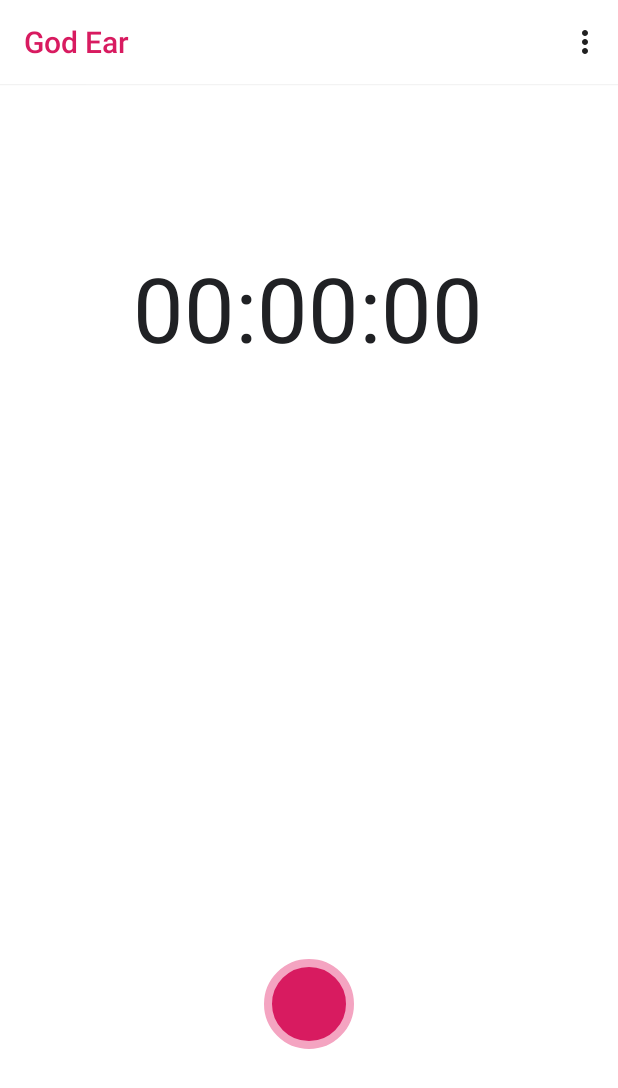
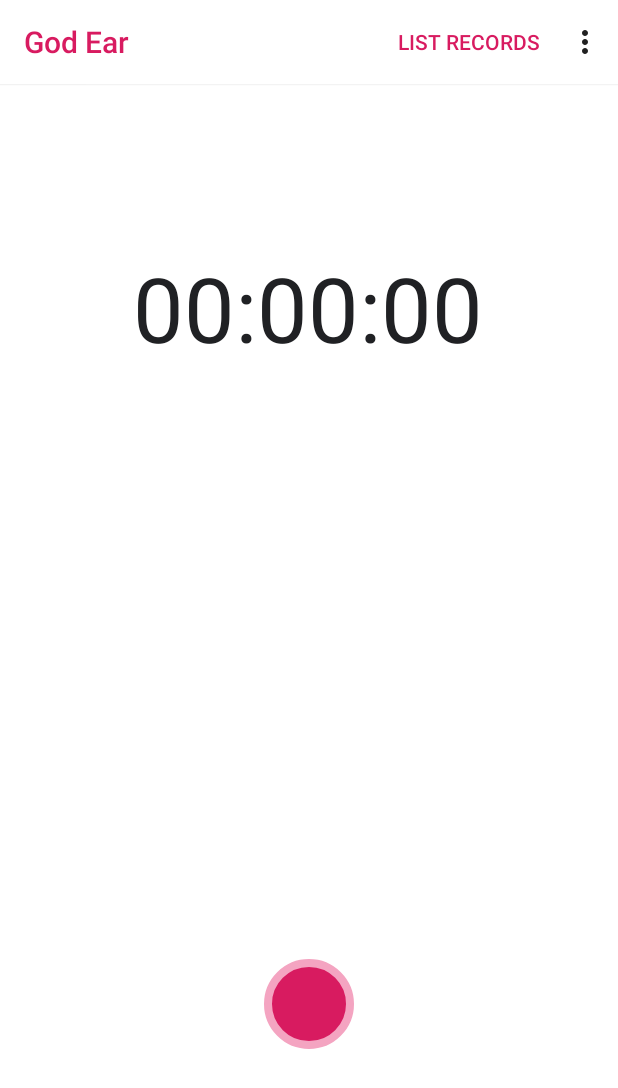
Before and after one commit to memorileak/god-ear, an Android app: the screen it shows after launch (MainActivity), on a phone screen of 412 x 824 dp. Shown: the top 1088 px of the screen. Run offline under Robolectric (Android 15) with nearby library versions, the phone set to English and light mode, and no system bars.

Commit message:
Bring list button to toolbar

```diff
--- a/app/src/main/res/layout/activity_main.xml
+++ b/app/src/main/res/layout/activity_main.xml
@@ -53,6 +53,20 @@
         app:layout_constraintEnd_toEndOf="parent"
         app:layout_constraintStart_toStartOf="parent"
         app:layout_constraintTop_toTopOf="parent"
-        app:titleTextColor="@color/colorPrimary" />
+        app:titleTextColor="@color/colorPrimary">
+
+        <Button
+            android:id="@+id/list_records_button"
+            style="@style/Widget.AppCompat.Button.Borderless"
+            android:layout_width="wrap_content"
+            android:layout_height="wrap_content"
+            android:layout_alignParentEnd="true"
+            android:layout_gravity="end"
+            android:onClick="handleListRecordsClick"
+            android:text="@string/list_records_button_label"
+            android:textColor="@color/colorPrimary"
+            tools:layout_editor_absoluteX="16dp"
+            tools:layout_editor_absoluteY="4dp" />
+    </android.support.v7.widget.Toolbar>
 
 </android.support.constraint.ConstraintLayout>
--- a/app/src/main/res/menu/app_menu.xml
+++ b/app/src/main/res/menu/app_menu.xml
@@ -3,9 +3,6 @@
     xmlns:android="http://schemas.android.com/apk/res/android">
 
     <item
-        android:id="@+id/list_records"
-        android:title="@string/menu_item_list" />
-    <item
         android:id="@+id/settings"
         android:title="@string/menu_item_settings" />
 </menu>
--- a/app/src/main/res/menu/menu_main.xml
+++ /dev/null
@@ -1,5 +0,0 @@
-<?xml version="1.0" encoding="utf-8"?>
-<menu xmlns:android="http://schemas.android.com/apk/res/android">
-    <item android:id="@+id/record_list"
-        android:title= "@string/record_list"/>
-</menu>
--- a/app/src/main/res/values/strings.xml
+++ b/app/src/main/res/values/strings.xml
@@ -3,6 +3,8 @@
 
     <string name="record_button_start">Record</string>
     <string name="record_button_stop">Stop</string>
+
+    <string name="list_records_button_label">List records</string>
 
     <string name="menu_item_list">List Records</string>
     <string name="menu_item_settings">Settings</string>
```
Also changed, not shown: app/src/main/java/com/tungnvan/godear/MainActivity.java (+5 -8 lines).
